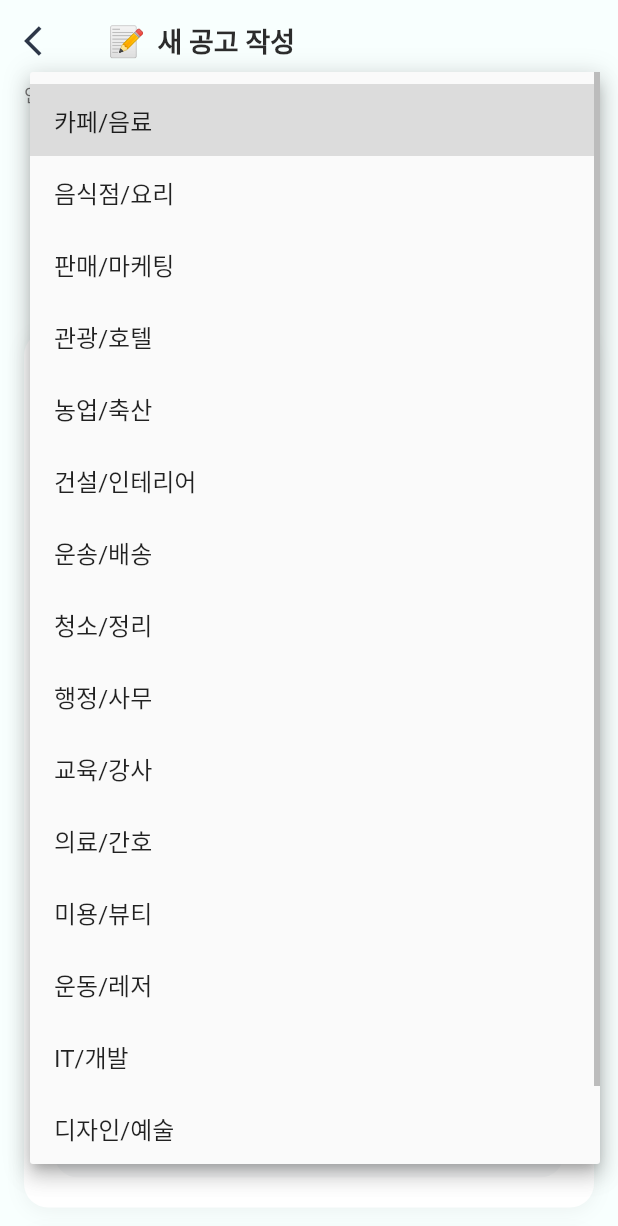
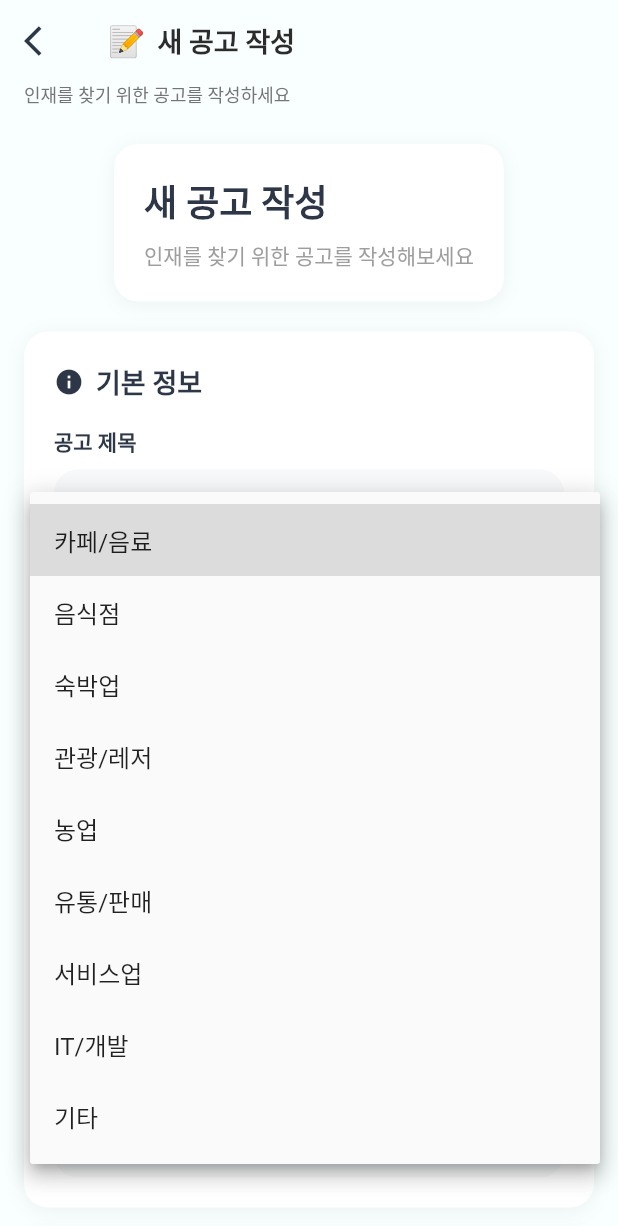
Before and after one commit to MIL-LO/ilhayoung_app, a Flutter app: the JobCreateScreen screen opened directly, after a tap on "카페/음료", on a phone screen of 412 x 824 dp. Shown: the top 1226 px of the screen. Run offline on Flutter 3.47's test engine with Material 3 defaults, Android fonts, the light colour scheme and no system bars; our stand-ins replace flutter_riverpod, shared_preferences, table_calendar, webview_flutter; missing offline and left inert: kakao_flutter_sdk; accounts and stored records are empty; network calls fail.

Commit message:
hotfix: 로그인 화면 공고 수 UI 및 서버 경로 설정
- 로그인 공고 수
- 서버 경로 변경

```diff
--- a/lib/components/jeju/jeju_carousel_slider.dart
+++ b/lib/components/jeju/jeju_carousel_slider.dart
@@ -85,23 +85,20 @@ class _JejuCarouselSliderState extends State<JejuCarouselSlider> {
     ),
   };
 
-  // 실제 공고가 있는 카테고리만 필터링
+  // _availableCategories getter 전체를 아래로 교체
   List<CategoryIconData> get _availableCategories {
-    if (widget.categoryCounts == null || widget.categoryCounts!.isEmpty) {
-      return [];
-    }
-
     final List<CategoryIconData> categories = [];
-
-    for (final entry in widget.categoryCounts!.entries) {
-      final jobType = entry.key;
-      final count = entry.value;
-
-      if (count > 0 && _categoryIcons.containsKey(jobType)) {
-        categories.add(_categoryIcons[jobType]!);
+    for (final category in unifiedJobCategories) {
+      final count = widget.categoryCounts?[category] ?? 0;
+      if (count > 0) {
+        categories.add(CategoryIconData(
+          category: category,
+          emoji: unifiedCategoryEmojis[category] ?? '📋',
+          label: category,
+          description: category,
+        ));
       }
     }
-
     return categories;
   }
 
@@ -345,3 +342,26 @@ class CategoryIconData {
     required this.description,
   });
 }
+
+const List<String> unifiedJobCategories = [
+  '카페/음료',
+  '음식점',
+  '숙박업',
+  '관광/레저',
+  '농업',
+  '유통/판매',
+  '서비스업',
+  'IT/개발',
+  '기타',
+];
+const Map<String, String> unifiedCategoryEmojis = {
+  '카페/음료': '☕',
+  '음식점': '🍽️',
+  '숙박업': '🏨',
+  '관광/레저': '🏖️',
+  '농업': '🌾',
+  '유통/판매': '🛍️',
+  '서비스업': '💼',
+  'IT/개발': '💻',
+  '기타': '📋',
+};
--- a/lib/config/app_config.dart
+++ b/lib/config/app_config.dart
@@ -2,7 +2,7 @@
 
 class AppConfig {
   // 개발/운영 환경 설정
-  static const bool isDevelopment = true; // true: 로컬, false: 운영
+  static const bool isDevelopment = false; // true: 로컬, false: 운영
 
   // 서버 URL 설정
   static String get baseUrl {
--- a/lib/screens/employer/jobs/job_create_screen.dart
+++ b/lib/screens/employer/jobs/job_create_screen.dart
@@ -8,6 +8,18 @@ import '../../../providers/employer_job_provider.dart';
 import '../../../services/manager_info_service.dart';
 import '../../../models/job_posting_model.dart';
 import '../../../providers/categories_provider.dart';
+
+const List<String> unifiedJobCategories = [
+  '카페/음료',
+  '음식점',
+  '숙박업',
+  '관광/레저',
+  '농업',
+  '유통/판매',
+  '서비스업',
+  'IT/개발',
+  '기타',
+];
 
 class JobCreateScreen extends ConsumerStatefulWidget {
   const JobCreateScreen({Key? key}) : super(key: key);
@@ -218,7 +230,6 @@ class _JobCreateScreenState extends ConsumerState<JobCreateScreen>
   }
 
   Widget _buildBasicInfoSection() {
-    final categories = ref.watch(categoriesProvider);
 
     return _buildFormSection(
       title: '기본 정보',
@@ -242,7 +253,7 @@ class _JobCreateScreenState extends ConsumerState<JobCreateScreen>
         _buildDropdown(
           label: '직무 분야',
           value: _selectedJobType,
-          items: categories.where((category) => category != '전체').toList(),
+          items: unifiedJobCategories,
           onChanged: (value) => setState(() => _selectedJobType = value!),
         ),
         const SizedBox(height: 16),
--- a/lib/screens/employer/jobs/job_edit_screen.dart
+++ b/lib/screens/employer/jobs/job_edit_screen.dart
@@ -5,6 +5,18 @@ import 'package:flutter/services.dart';
 import '../../../models/job_posting_model.dart';
 import '../../../services/applicant_management_service.dart';
 import '../../../services/job_api_service.dart';
+
+const List<String> unifiedJobCategories = [
+  '카페/음료',
+  '음식점',
+  '숙박업',
+  '관광/레저',
+  '농업',
+  '유통/판매',
+  '서비스업',
+  'IT/개발',
+  '기타',
+];
 
 class JobEditScreen extends StatefulWidget {
   final JobPosting jobPosting;
@@ -83,7 +95,9 @@ class _JobEditScreenState extends State<JobEditScreen> {
     _selectedWorkEndDate = widget.jobPosting.workEndDate ?? DateTime.now().add(const Duration(days: 90));
     _selectedWorkPeriod = widget.jobPosting.workSchedule.workPeriod;
     _selectedDeadline = widget.jobPosting.deadline;
-    _selectedJobType = widget.jobPosting.jobType ?? '카페/음료';
+    // 직무 분야 설정 - 목록에 없는 값이면 기본값으로 설정
+    final jobType = widget.jobPosting.jobType;
+    _selectedJobType = unifiedJobCategories.contains(jobType) ? jobType! : '카페/음료';
 
     print('=== 컨트롤러 값 설정 완료 ===');
     print('제목: ${_titleController.text}');
@@ -273,7 +287,7 @@ class _JobEditScreenState extends State<JobEditScreen> {
         _buildDropdown(
           label: '직무 분야',
           value: _selectedJobType,
-          items: const ['카페/음료', '음식점', '숙박업', '관광/레저', '농업', '유통/판매', '서비스업', '기타'],
+          items: unifiedJobCategories,
           onChanged: (value) => setState(() => _selectedJobType = value!),
         ),
         const SizedBox(height: 16),
@@ -659,6 +673,12 @@ class _JobEditScreenState extends State<JobEditScreen> {
     List<String>? itemLabels,
     required void Function(String?) onChanged,
   }) {
+    // 중복된 값 제거
+    final uniqueItems = items.toSet().toList();
+
+    // 현재 값이 목록에 없으면 null로 설정 (드롭다운에서 선택되지 않은 상태)
+    final validValue = uniqueItems.contains(value) ? value : null;
+
     return Column(
       crossAxisAlignment: CrossAxisAlignment.start,
       children: [
@@ -678,12 +698,12 @@ class _JobEditScreenState extends State<JobEditScreen> {
             border: Border.all(color: Colors.grey[300]!),
           ),
           child: DropdownButtonFormField<String>(
-            value: value,
+            value: validValue,
             decoration: const InputDecoration(
               border: InputBorder.none,
               contentPadding: EdgeInsets.symmetric(horizontal: 16, vertical: 12),
             ),
-            items: items.asMap().entries.map((entry) {
+            items: uniqueItems.asMap().entries.map((entry) {
               final index = entry.key;
               final item = entry.value;
               final displayText = itemLabels != null && index < itemLabels.length
--- a/lib/screens/login/jeju_login_screen.dart
+++ b/lib/screens/login/jeju_login_screen.dart
@@ -12,6 +12,30 @@ import '../../components/jeju/jeju_carousel_slider.dart';
 import '../../components/login/user_type_selector.dart';
 import '../../components/login/google_login_button.dart';
 import '../../components/login/jeju_message_card.dart';
+
+// 파일 상단에 추가
+const List<String> unifiedJobCategories = [
+  '카페/음료',
+  '음식점',
+  '숙박업',
+  '관광/레저',
+  '농업',
+  '유통/판매',
+  '서비스업',
+  'IT/개발',
+  '기타',
+];
+const Map<String, String> unifiedCategoryEmojis = {
+  '카페/음료': '☕',
+  '음식점': '🍽️',
+  '숙박업': '🏨',
+  '관광/레저': '🏖️',
+  '농업': '🌾',
+  '유통/판매': '🛍️',
+  '서비스업': '💼',
+  'IT/개발': '💻',
+  '기타': '📋',
+};
 
 class JejuLoginScreen extends ConsumerStatefulWidget {
   final Function(UserType) onLoginSuccess;
@@ -51,28 +75,15 @@ class _JejuLoginScreenState extends ConsumerState<JejuLoginScreen> {
         print('📊 전체 공고 수: ${recruits.length}');
 
         // 🔧 제목 기반으로 카테고리 분류 (jobType 필드가 없으므로)
-        final Map<String, int> counts = {};
-
+        final Map<String, int> counts = { for (var c in unifiedJobCategories) c: 0 };
         for (final recruit in recruits) {
-          final title = recruit['title']?.toString() ?? '';
-          final companyName = recruit['companyName']?.toString() ?? '';
-          final workLocation = recruit['workLocation']?.toString() ?? '';
-
-          print('🔍 공고 분석: $title (${companyName})');
-
-          // 제목과 회사명을 기반으로 카테고리 분류
-          String category = _classifyCategory(title, companyName, workLocation);
-
-          if (category.isNotEmpty) {
+          final category = _classifyCategory(recruit);
+          if (unifiedJobCategories.contains(category)) {
             counts[category] = (counts[category] ?? 0) + 1;
-            print('✅ 분류 결과: $category');
           }
         }
-
         // 전체 공고 수 추가
-        if (recruits.isNotEmpty) {
-          counts['전체'] = recruits.length;
-        }
+        counts['전체'] = recruits.length;
 
         setState(() {
           _categoryCounts = counts;
@@ -97,26 +108,21 @@ class _JejuLoginScreenState extends ConsumerState<JejuLoginScreen> {
   }
 
   /// 제목과 회사명을 기반으로 카테고리 분류
-  String _classifyCategory(String title, String companyName, String workLocation) {
-    final text = '${title.toLowerCase()} ${companyName.toLowerCase()} ${workLocation.toLowerCase()}';
-
-    if (text.contains('카페') || text.contains('커피') || text.contains('음료')) {
-      return '카페/음료';
-    } else if (text.contains('음식') || text.contains('요리') || text.contains('식당') || text.contains('레스토랑')) {
-      return '음식점/요리';
-    } else if (text.contains('매장') || text.contains('판매') || text.contains('상점') || text.contains('스토어')) {
-      return '매장/판매';
-    } else if (text.contains('호텔') || text.contains('펜션') || text.contains('숙박') || text.contains('리조트')) {
-      return '호텔/펜션';
-    } else if (text.contains('관광') || text.contains('레저') || text.contains('여행') || text.contains('투어')) {
-      return '관광/레저';
-    } else if (text.contains('농업') || text.contains('축산') || text.contains('농장') || text.contains('목장')) {
-      return '농업/축산';
-    } else if (text.contains('건설') || text.contains('공사') || text.contains('시공') || text.contains('공장')) {
-      return '건설/공사';
-    } else {
-      return '기타 서비스';
+  String _classifyCategory(Map<String, dynamic> recruit) {
+    final jobType = recruit['jobType']?.toString();
+    if (jobType != null && unifiedJobCategories.contains(jobType)) {
+      return jobType;
     }
+    final text = '${recruit['title'] ?? ''} ${recruit['companyName'] ?? ''} ${recruit['workLocation'] ?? ''}'.toLowerCase();
+    if (text.contains('카페') || text.contains('커피') || text.contains('음료')) return '카페/음료';
+    if (text.contains('음식') || text.contains('요리') || text.contains('식당') || text.contains('레스토랑')) return '음식점';
+    if (text.contains('숙박') || text.contains('호텔') || text.contains('펜션') || text.contains('리조트')) return '숙박업';
+    if (text.contains('관광') || text.contains('레저') || text.contains('여행') || text.contains('투어')) return '관광/레저';
+    if (text.contains('농업') || text.contains('농장') || text.contains('축산') || text.contains('목장')) return '농업';
+    if (text.contains('유통') || text.contains('판매') || text.contains('매장') || text.contains('상점')) return '유통/판매';
+    if (text.contains('서비스')) return '서비스업';
+    if (text.contains('it') || text.contains('개발') || text.contains('프로그래머')) return 'IT/개발';
+    return '기타';
   }
 
   @override
```
